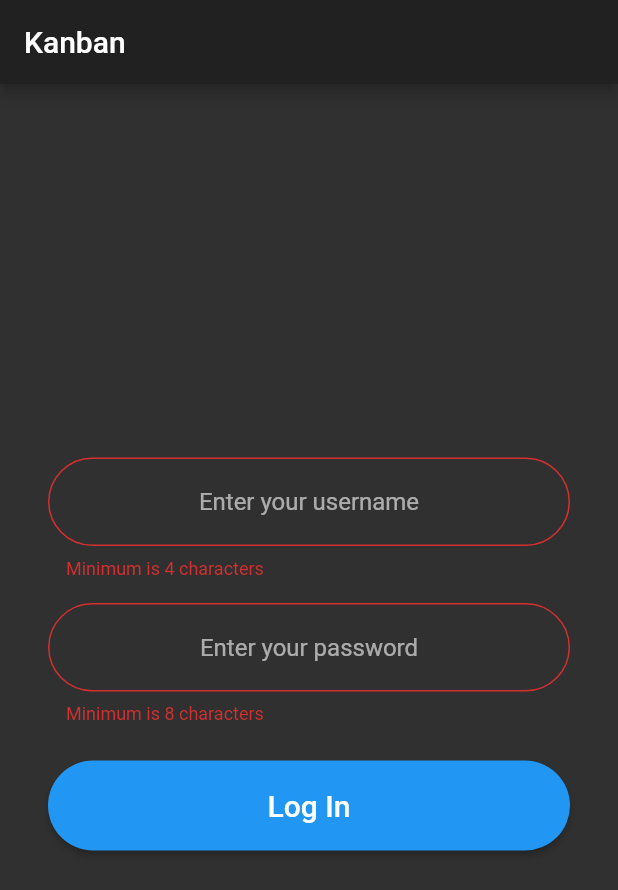
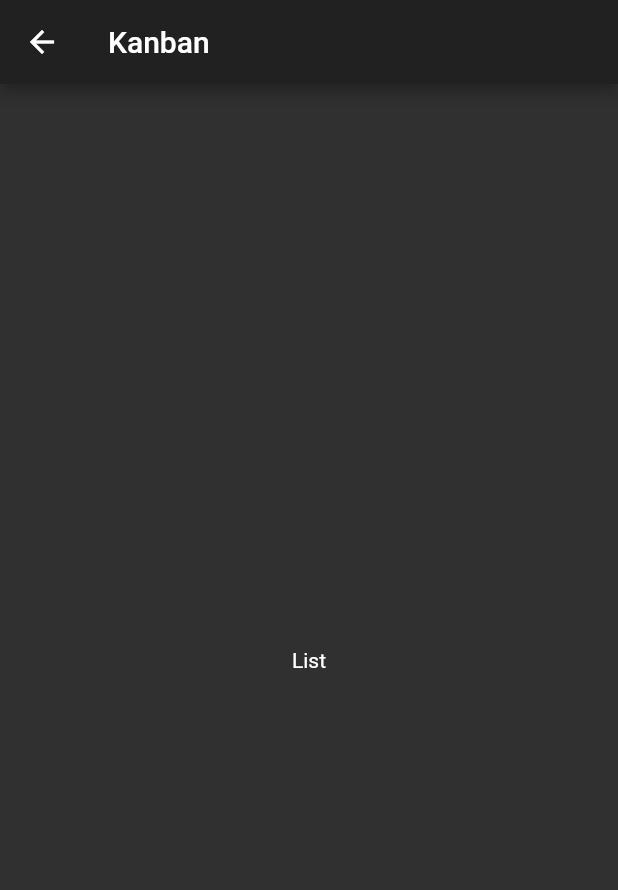
Before and after one commit to LamaMen/ne_kidaem_test, a Flutter app: the screen it shows after launch, after a tap on "Log In", on a phone screen of 412 x 824 dp. Shown: the top 890 px of the screen. Run offline on Flutter 3.47's test engine with Material 2 defaults, Android fonts, the phone set to English and light mode, and no system bars.

Commit message:
Добавил навигацию и экран с задачами

```diff
--- a/lib/main.dart
+++ b/lib/main.dart
@@ -1,17 +1,44 @@
 import 'package:flutter/material.dart';
 import 'package:ne_kidaem_test/ui/login/screen.dart';
+import 'package:ne_kidaem_test/ui/tasks_list/screen.dart';
 
 void main() {
   runApp(MyApp());
 }
 
 class MyApp extends StatelessWidget {
+  final title = 'Kanban';
+
   @override
   Widget build(BuildContext context) {
     return MaterialApp(
-      title: 'Kanban',
+      title: title,
       theme: ThemeData.dark(),
-      home: LoginPage(title: 'Kanban'),
+      onGenerateRoute: _getRoute,
+      initialRoute: LoginPage.route,
     );
   }
+
+  Route? _getRoute(RouteSettings settings) {
+    switch (settings.name) {
+      case LoginPage.route:
+        return RouteBuilder(
+          widget: LoginPage(title: title),
+          settings: settings,
+        );
+      case TasksListPage.route:
+        return RouteBuilder(
+          widget: TasksListPage(title: title),
+          settings: settings,
+        );
+    }
+  }
 }
+
+class RouteBuilder extends PageRouteBuilder {
+  RouteBuilder({required Widget widget, required RouteSettings settings})
+      : super(
+          pageBuilder: (context, animation, secondaryAnimation) => widget,
+          settings: settings,
+        );
+}
--- a/lib/ui/login/screen.dart
+++ b/lib/ui/login/screen.dart
@@ -1,11 +1,14 @@
 import 'package:flutter/cupertino.dart';
 import 'package:flutter/material.dart';
 import 'package:ne_kidaem_test/ui/constants.dart';
+import 'package:ne_kidaem_test/ui/tasks_list/screen.dart';
 
 import 'widgets/button.dart';
 import 'widgets/field.dart';
 
 class LoginPage extends StatefulWidget {
+  static const route = 'login';
+
   LoginPage({Key? key, required this.title}) : super(key: key);
   final String title;
 
@@ -52,5 +55,6 @@ class _LoginPageState extends State<LoginPage> {
     if (_formKey.currentState!.validate()) {
       // Send to server
     }
+    Navigator.of(context).pushNamed(TasksListPage.route);
   }
 }
--- a/lib/ui/login/widgets/field.dart
+++ b/lib/ui/login/widgets/field.dart
@@ -5,7 +5,6 @@ import '../../constants.dart';
 class LoginField extends StatelessWidget {
   final bool obscureText;
   final String hintText;
-  // final FormFieldValidator<String> validator;
   final bool Function(String? value) validationRule;
   final String errorText;
 
@@ -13,7 +12,6 @@ class LoginField extends StatelessWidget {
     Key? key,
     this.obscureText = false,
     required this.hintText,
-    // required this.validator,
     required this.validationRule,
     required this.errorText,
   }) : super(key: key);
--- /dev/null
+++ b/lib/ui/tasks_list/screen.dart
@@ -0,0 +1,15 @@
+import 'package:flutter/material.dart';
+
+class TasksListPage extends StatelessWidget {
+  static const route = 'list';
+  final String title;
+  const TasksListPage({Key? key, required this.title}) : super(key: key);
+
+  @override
+  Widget build(BuildContext context) {
+    return Scaffold(
+      appBar: AppBar(title: Text(title)),
+      body: Center(child: Text('List')),
+    );
+  }
+}
```
